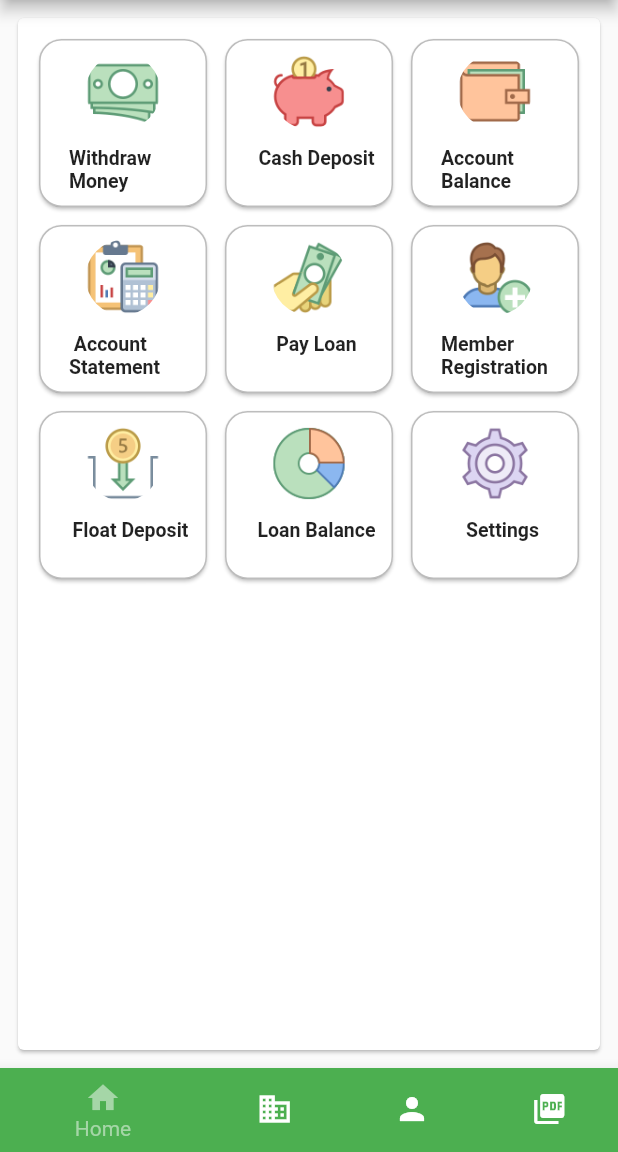
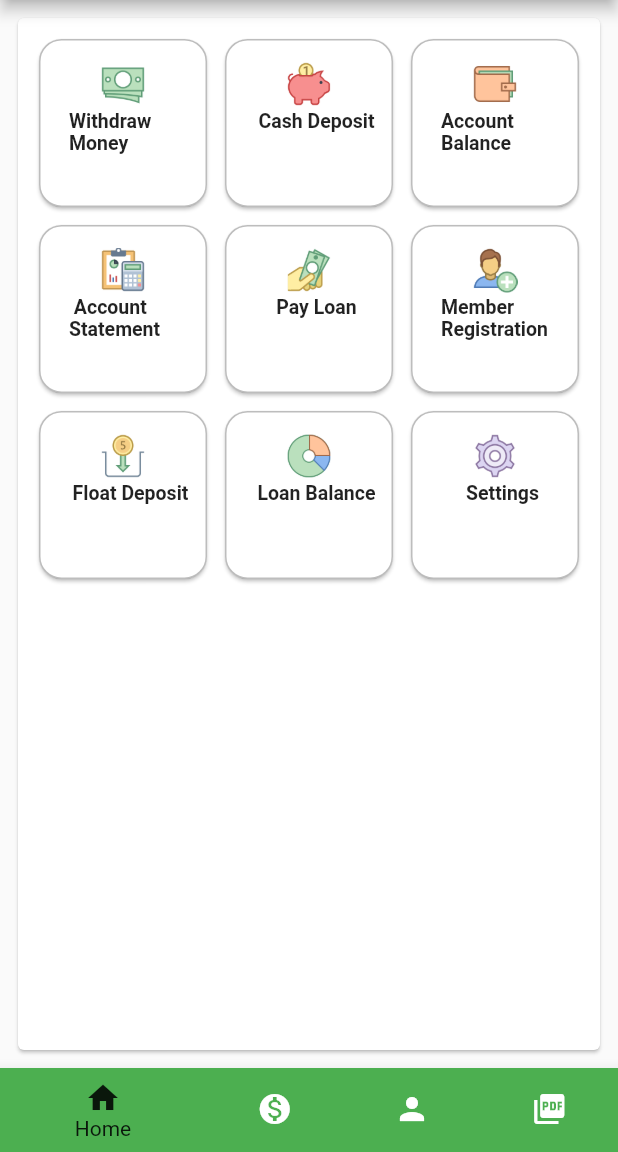
Before and after one commit to collinsoops/Agency-Guide-App, a Flutter app: the screen it shows after launch, on a phone screen of 412 x 824 dp, the part 84-1236 px from its top. Run offline on Flutter 3.47's test engine with Material 2 defaults, Android fonts, the phone set to English and light mode, and no system bars; our stand-ins replace google_fonts, percent_indicator, photo_view; missing offline and left inert: syncfusion_flutter_pdfviewer.

Commit message:
Google icons added

```diff
--- a/lib/BottomNav.dart
+++ /dev/null
@@ -1,194 +0,0 @@
-import 'package:agencyguide/Constants.dart';
-import 'package:agencyguide/Menus.dart';
-import 'package:agencyguide/PdfViewer.dart';
-import 'package:flutter/material.dart';
-
-import 'Card.dart';
-import 'main.dart';
-import 'Menu.dart';
-import 'Menus.dart';
-
-class MyNav extends StatelessWidget {
-
-   MyNav({Key? key,}) : super(key: key);
-
-  static final String _title = Constants.appName;
-
-
-  @override
-  Widget build(BuildContext context) {
-    return MaterialApp(
-      title: _title,
-      home: MyStatefulWidget(key:UniqueKey(),),
-    );
-  }
-}
-
-class MyStatefulWidget extends StatefulWidget {
-   MyStatefulWidget({Key? key,}) : super(key: key);
-
-
-  @override
-  State<MyStatefulWidget> createState() => _MyStatefulWidgetState();
-}
-
-class _MyStatefulWidgetState extends State<MyStatefulWidget> {
-
-  @override
-  void initState() {
-   //final men = widget.menusi;
-    super.initState();
-  }
-  int _selectedIndex = 0;
-  static const TextStyle optionStyle =
-      TextStyle(fontSize: 30, fontWeight: FontWeight.bold);
-  static final List<Widget> _widgetOptions = <Widget>[
-    Container(
-        padding: const EdgeInsets.all(8),
-        child: Stack(children: [
-          Card(
-            child: Container(
-              padding: const EdgeInsets.all(10),
-              child: GridView.count(
-                  crossAxisCount: 3,
-                  crossAxisSpacing: 4.0,
-                  mainAxisSpacing: 4.0,
-                  children: List.generate(menus.homemenus.
-                  length, (index) {
-                    return Center(
-                      child: SelectCard(
-                        menu: menus.homemenus[index],
-                        key: UniqueKey(),
-                      ),
-                    );
-                  })),
-            ),
-          ),
-          //Container(height: 10,),
-          //BottomNavBar(index: 1,key: UniqueKey(),)
-        ])),
-    Container(
-        padding: const EdgeInsets.all(8),
-        child: Stack(children: [
-          Card(
-            child: Container(
-              padding: const EdgeInsets.all(10),
-              child: GridView.count(
-                  crossAxisCount: 3,
-                  crossAxisSpacing: 4.0,
-                  mainAxisSpacing: 4.0,
-                  children: List.generate(menus.ServiceMenus.
-                  length, (index) {
-                    return Center(
-                      child: SelectCard(
-                        menu: menus.ServiceMenus[index],
-                        key: UniqueKey(),
-                      ),
-                    );
-                  })),
-            ),
-          ),
-          //Container(height: 10,),
-          //BottomNavBar(index: 1,key: UniqueKey(),)
-        ])),
-
-    const Text(
-      'Coming soon',
-      style: optionStyle,
-    ),
-    MyPdfViewer(),
-  ];
-
-  void _onItemTapped(int index) {
-    setState(() {
-      _selectedIndex = index;
-    });
-  }
-
-  @override
-  Widget build(BuildContext context) {
-    return Scaffold(
-      appBar: AppBar(
-        backgroundColor: Colors.green,
-        leading: IconButton(
-          tooltip: "Home",
-          icon: const Icon(Icons.menu),
-          onPressed: () {},
-        ),
-        title: Text(Constants.appName),
-        actions: [
-          IconButton(
-            tooltip: "Search",
-            icon: const Icon(
-              Icons.search,
-            ),
-            onPressed: () {},
-          ),
-          PopupMenuButton<Text>(
-            itemBuilder: (context) {
-              return [
-                PopupMenuItem(
-                  child: Text(
-                    "Back",
-                  ),
-                  onTap: () {},
-                ),
-                PopupMenuItem(
-                  child: Text(
-                    "Exit",
-                  ),
-                  onTap: () {},
-                ),
-              ];
-            },
-          )
-        ],
-
-        /* backgroundColor: Colors.green,
-            title: Text("Harambee Agency Help"),
-            actions: <Widget>[
-              IconButton(
-                icon: Icon(
-                  Icons.more_vert,
-                  color: Colors.white,
-                ),
-                onPressed: () {
-                  ShowExitDialog(context);
-                },
-              )
-            ],*/
-      ),
-      body: Center(
-        child: _widgetOptions.elementAt(_selectedIndex),
-      ),
-      bottomNavigationBar: BottomNavigationBar(
-        items: const <BottomNavigationBarItem>[
-          BottomNavigationBarItem(
-            icon: Icon(Icons.home),
-            label: 'Home',
-            backgroundColor: Colors.green,
-          ),
-          BottomNavigationBarItem(
-            icon: Icon(Icons.business),
-            label: 'Services',
-            backgroundColor: Colors.lightGreen,
-          ),
-          BottomNavigationBarItem(
-            icon: Icon(Icons.person),
-            label: 'My Account',
-            backgroundColor: Colors.green,
-          ),
-          BottomNavigationBarItem(
-            icon: Icon(Icons.picture_as_pdf),
-            label: 'Read PDF',
-            backgroundColor: Colors.green,
-          ),
-        ],
-        currentIndex: _selectedIndex,
-        selectedItemColor: Colors.green[200],
-        onTap: _onItemTapped,
-      ),
-    );
-  }
-}
-Menus menus= new Menus();
--- a/lib/Card.dart
+++ b/lib/Card.dart
@@ -28,14 +28,16 @@ class SelectCard extends StatelessWidget {
               Padding(
                 padding: EdgeInsets.all(4.0),
               ),
-
+              Container(
+                height: 5,
+              ),
               Padding(
                   padding: EdgeInsets.all(2),
                   child:ClipRRect(
                     borderRadius: BorderRadius.circular(50.0),
                     child: Image.asset(
                       menu.strImages[0],
-                      height: 50.0,
+                      height: 30.0,
                       width: 50.0,
                       fit:BoxFit.contain, //change image fill type
                     ),
@@ -52,9 +54,7 @@ class SelectCard extends StatelessWidget {
                   fit: BoxFit.fill,
                 ),
               ),*/
-              Container(
-                height: 10,
-              ),
+
               Center(
                 child: Column(
                   //top: 0,
--- a/lib/main.dart
+++ b/lib/main.dart
@@ -1,9 +1,7 @@
-import 'package:agencyguide/BottomNav.dart';
 import 'package:agencyguide/Constants.dart';
 import 'package:flutter/material.dart';
 import 'package:flutter/services.dart';
 
-import 'BottomNavBar.dart';
 import 'Card.dart';
 import 'Menu.dart';
 import 'Page.dart';
@@ -11,16 +9,118 @@ import 'Menus.dart';
 import 'PdfViewer.dart';
 
 void main() {
-  runApp( MyNav());
+  runApp( MyApp());
 }
+
 class MyApp extends StatelessWidget {
-  Menus menus= new Menus();
+
+  MyApp({Key? key,}) : super(key: key);
+
+  static final String _title = Constants.appName;
+
+
   @override
   Widget build(BuildContext context) {
     return MaterialApp(
-        debugShowCheckedModeBanner: false,
-        theme:new ThemeData(primaryColor: Color(0x68BB42)),
-    home: Scaffold(
+      title: _title,
+      home: MyStatefulWidget(key:UniqueKey(),),
+    );
+  }
+}
+
+class MyStatefulWidget extends StatefulWidget {
+  MyStatefulWidget({Key? key,}) : super(key: key);
+
+
+  @override
+  State<MyStatefulWidget> createState() => _MyStatefulWidgetState();
+}
+
+class _MyStatefulWidgetState extends State<MyStatefulWidget> {
+
+  @override
+  void initState() {
+    //final men = widget.menusi;
+    super.initState();
+  }
+  int _selectedIndex = 0;
+  static const TextStyle optionStyle =
+  TextStyle(fontSize: 30, fontWeight: FontWeight.bold);
+  static final List<Widget> _widgetOptions = <Widget>[
+    Container(
+        padding: const EdgeInsets.all(8),
+        child: Stack(children: [
+          Card(
+            child: Container(
+              padding: const EdgeInsets.all(10),
+              child: GridView.count(
+                  crossAxisCount: 3,
+                  crossAxisSpacing: 4.0,
+                  mainAxisSpacing: 4.0,
+                  children: List.generate(menus.homemenus.
+                  length, (index) {
+                    return Center(
+                      child: SelectCard(
+                        menu: menus.homemenus[index],
+                        key: UniqueKey(),
+                      ),
+                    );
+                  })),
+            ),
+          ),
+          //Container(height: 10,),
+          //BottomNavBar(index: 1,key: UniqueKey(),)
+        ])),
+    Container(
+      margin: const EdgeInsets.all(4),
+        padding: const EdgeInsets.all(8),
+
+        decoration: BoxDecoration(
+          border: Border.all(
+            color: Colors.black45,
+          ),
+          borderRadius: BorderRadius.circular(20),
+        ),
+
+        child: Stack(children: [
+          Card(
+            child: Container(
+              padding: const EdgeInsets.all(10),
+              child: GridView.count(
+                  crossAxisCount: 3,
+                  crossAxisSpacing: 4.0,
+                  mainAxisSpacing: 4.0,
+                  children: List.generate(menus.ServiceMenus.
+                  length, (index) {
+                    return Center(
+                      child: SelectCard(
+                        menu: menus.ServiceMenus[index],
+                        key: UniqueKey(),
+                      ),
+                    );
+                  })),
+            ),
+          ),
+          //Container(height: 10,),
+          //BottomNavBar(index: 1,key: UniqueKey(),)
+        ])),
+
+    const Text(
+      'Coming soon',
+      style: optionStyle,
+    ),
+    MyPdfViewer(),
+  ];
+
+  void _onItemTapped(int index) {
+    setState(() {
+      _selectedIndex = index;
+    });
+  }
+
+  @override
+  Widget build(BuildContext context) {
+    return Scaffold(
       appBar: AppBar(
         backgroundColor: Colors.green,
         leading: IconButton(
@@ -28,11 +128,8 @@ class MyApp extends StatelessWidget {
           icon: const Icon(Icons.menu),
           onPressed: () {},
         ),
-              title: Text(
-                Constants.appName
-              ),
+        title: Text(Constants.appName),
         actions: [
-
           IconButton(
             tooltip: "Search",
             icon: const Icon(
@@ -47,28 +144,23 @@ class MyApp extends StatelessWidget {
                   child: Text(
                     "Back",
                   ),
-                        onTap: (){
-
+                  onTap: () {
+                    Navigator.pop(context);
                   },
                 ),
                 PopupMenuItem(
                   child: Text(
                     "Exit",
                   ),
-                        onTap: (){
-                          ShowExitDialog(context);
+                  onTap: () {
+                    SystemChannels.platform.invokeMethod('SystemNavigator.pop');
+
                   },
                 ),
-
               ];
             },
           )
         ],
-
-
-
-
-
 
         /* backgroundColor: Colors.green,
             title: Text("Harambee Agency Help"),
@@ -84,38 +176,38 @@ class MyApp extends StatelessWidget {
               )
             ],*/
       ),
-          body: Container(
-              padding: EdgeInsets.all(8),
-              child: Stack(
-                children:[
-                  Card(
-                    child: Container(
-                      padding: EdgeInsets.all(10),
-                      child: GridView.count(
-                        crossAxisCount: 3,
-                        crossAxisSpacing: 4.0,
-                        mainAxisSpacing: 4.0,
-                        children: List.generate(menus.homemenus.length, (index) {
-                          return Center(
-                            child: SelectCard(
-                              menu: menus.homemenus[index],
-                              key: UniqueKey(),
+      body: Center(
+        child: _widgetOptions.elementAt(_selectedIndex),
+      ),
+      bottomNavigationBar: BottomNavigationBar(
+        items: const <BottomNavigationBarItem>[
+          BottomNavigationBarItem(
+            icon: Icon(Icons.home),
+            label: 'Home',
+            backgroundColor: Colors.green,
+          ),
+          BottomNavigationBarItem(
+            icon: Icon(Icons.monetization_on),
+            label: 'Services',
+            backgroundColor: Colors.green,
+          ),
+          BottomNavigationBarItem(
+            icon: Icon(Icons.person),
+            label: 'My Account',
+            backgroundColor: Colors.green,
+          ),
+          BottomNavigationBarItem(
+            icon: Icon(Icons.picture_as_pdf),
+            label: 'Read PDF',
+            backgroundColor: Colors.green,
+          ),
+        ],
+        currentIndex: _selectedIndex,
+        selectedItemColor: Colors.black87,
+        onTap: _onItemTapped,
       ),
     );
-                        })),
-                    ),
-                  ),
-                  Container(height: 10,),
-                  BottomNavBar(index: 1,key: UniqueKey(),)
-                ]
-              )
-
-          ),
-        ));
   }
-
-
-
 
   void ShowExitDialog(BuildContext context) {
     showDialog(
@@ -135,3 +227,6 @@ class MyApp extends StatelessWidget {
     );
   }
 }
+
+
+Menus menus= new Menus();
```
Also changed, not shown: lib/BottomNavBar.dart (deleted, +0 -103 lines), lib/Page.dart (+21 -7 lines), lib/PdfViewer.dart (+6 -4 lines), lib/PopDialog.dart (added, +24 -0 lines), lib/SizeConfig.dart (added, +27 -0 lines), lib/imageView.dart (+33 -7 lines). Lines whose indentation alone changed are shown as unchanged.
